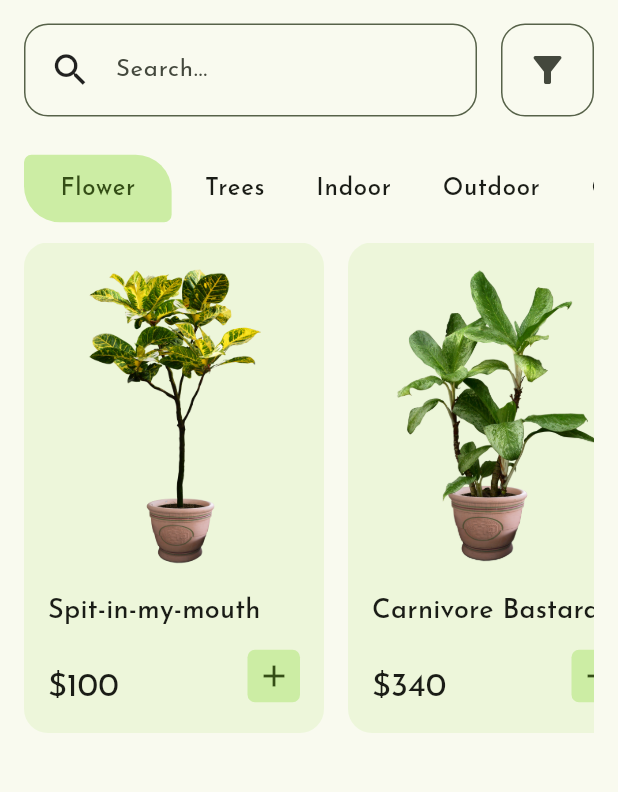
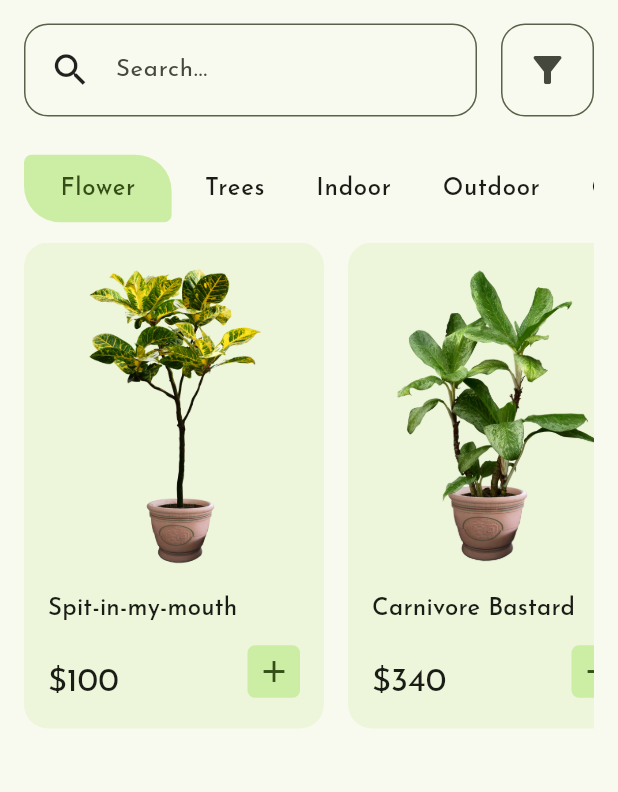
Before and after one commit to sungvzer/plant_shop_demo, a Flutter app: the screen it shows after launch, on a phone screen of 412 x 824 dp, the part 167-959 px from its top. Run offline on Flutter 3.47's test engine with Material 2 defaults, Android fonts, the phone set to English and light mode, and no system bars; our stand-ins replace go_router, hooks_riverpod.

Commit message:
feat: adjust texts in PlantPage and HomePage

```diff
--- a/lib/pages/home_page.dart
+++ b/lib/pages/home_page.dart
@@ -119,7 +119,6 @@ class PlantCard extends StatelessWidget {
                 Text(
                   plant.name,
                   style: theme.textTheme.titleMedium?.copyWith(
-                    fontSize: 18,
                     color: theme.colorScheme.onBackground,
                   ),
                 ),
--- a/lib/pages/plant_page.dart
+++ b/lib/pages/plant_page.dart
@@ -70,13 +70,16 @@ class _PlantPageState extends ConsumerState<PlantPage> {
           padding: const EdgeInsets.all(16.0),
           child: ListView(
             children: [
-              Text(
+              SingleChildScrollView(
+                scrollDirection: Axis.horizontal,
+                child: Text(
                   plant.name,
                   overflow: TextOverflow.fade,
                   softWrap: false,
                   style: theme.textTheme.headlineLarge
                       ?.copyWith(color: theme.colorScheme.onBackground),
                   textAlign: TextAlign.left,
+                ),
               ),
               const SizedBox(height: 20),
               PlantImageCarousel(
```
Lines whose indentation alone changed are shown as unchanged.
